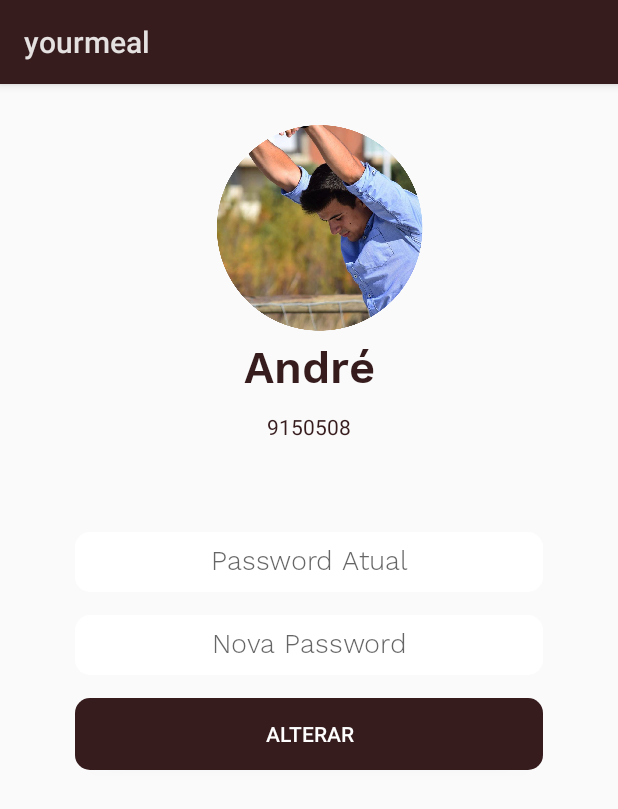
After one commit to andregouveia8/yourmeal, an Android app: the ChangeProfileActivity screen opened directly, with no data from a screen before it, on a phone screen of 412 x 824 dp. The commit adds this screen. Shown: the top 809 px of the screen. Run offline under Robolectric (Android 15) with nearby library versions, the phone set to English and light mode, and no system bars.

Commit message:
up
10/04/2018 - Manhã

```diff
--- a/app/src/main/AndroidManifest.xml
+++ b/app/src/main/AndroidManifest.xml
@@ -31,7 +31,8 @@
             android:label="@string/title_activity_reservation" />
         <activity
             android:name=".NoReservationActivity"
-            android:label="@string/title_activity_no_reservation"></activity>
+            android:label="@string/title_activity_no_reservation" />
+        <activity android:name=".ChangeProfileActivity"></activity>
     </application>
 
 </manifest>
--- /dev/null
+++ b/app/src/main/java/com/ym/yourmeal/ChangeProfileActivity.java
@@ -0,0 +1,13 @@
+package com.ym.yourmeal;
+
+import android.support.v7.app.AppCompatActivity;
+import android.os.Bundle;
+
+public class ChangeProfileActivity extends AppCompatActivity {
+
+    @Override
+    protected void onCreate(Bundle savedInstanceState) {
+        super.onCreate(savedInstanceState);
+        setContentView(R.layout.activity_change_profile);
+    }
+}
--- a/app/src/main/java/com/ym/yourmeal/LoginActivity.java
+++ b/app/src/main/java/com/ym/yourmeal/LoginActivity.java
@@ -31,8 +31,8 @@ public class LoginActivity extends AppCompatActivity {
         super.onCreate(savedInstanceState);
         setContentView(R.layout.activity_login);
 
-        txtemail = findViewById(R.id.txtEmail_Login);
-        txtpassword = findViewById(R.id.txtPassword_Login);
+        txtemail = findViewById(R.id.txtPassword_Atual);
+        txtpassword = findViewById(R.id.txtPassword_Nova);
 
         mAuth = FirebaseAuth.getInstance();
 
--- /dev/null
+++ b/app/src/main/res/layout/activity_change_profile.xml
@@ -0,0 +1,87 @@
+<?xml version="1.0" encoding="utf-8"?>
+<android.support.constraint.ConstraintLayout xmlns:android="http://schemas.android.com/apk/res/android"
+    xmlns:app="http://schemas.android.com/apk/res-auto"
+    xmlns:tools="http://schemas.android.com/tools"
+    android:layout_width="match_parent"
+    android:layout_height="match_parent"
+    tools:background="@color/BackgroundColor"
+    tools:context="com.ym.yourmeal.ChangeProfileActivity">
+
+    <LinearLayout
+        android:layout_width="match_parent"
+        android:layout_height="match_parent"
+        android:orientation="vertical">
+
+        <ImageView
+            android:id="@+id/imageView4"
+            android:layout_width="match_parent"
+            android:layout_height="156dp"
+            android:layout_marginLeft="40dp"
+            android:layout_marginRight="40dp"
+            android:layout_marginTop="15dp"
+            app:srcCompat="@drawable/imgperfil" />
+
+        <TextView
+            android:id="@+id/textView2"
+            android:layout_width="match_parent"
+            android:layout_height="47dp"
+            android:fontFamily="@font/worksanssemibold"
+            android:text="André"
+            android:textAlignment="center"
+            android:textColor="@color/MarromColor1"
+            android:textSize="30sp" />
+
+        <TextView
+            android:id="@+id/textView3"
+            android:layout_width="match_parent"
+            android:layout_height="20dp"
+            android:text="9150508"
+            android:layout_marginBottom="50dp"
+            android:textAlignment="center"
+            android:textColor="@color/MarromColor1" />
+
+        <EditText
+            android:id="@+id/txtPassword_Atual"
+            android:layout_width="match_parent"
+            android:layout_height="40dp"
+            android:background="@drawable/inputlogin"
+            android:ems="10"
+            android:fontFamily="@font/worksanslight"
+            android:layout_marginLeft="50dp"
+            android:layout_marginRight="50dp"
+            android:layout_marginBottom="15dp"
+            android:layout_marginTop="10dp"
+            android:hint="Password Atual"
+            android:inputType="textEmailAddress"
+            android:textAlignment="center"
+            tools:layout_editor_absoluteX="85dp"
+            tools:layout_editor_absoluteY="284dp" />
+
+        <EditText
+            android:id="@+id/txtPassword_Nova"
+            android:layout_width="match_parent"
+            android:layout_height="40dp"
+            android:background="@drawable/inputlogin"
+            android:ems="10"
+            android:layout_marginLeft="50dp"
+            android:layout_marginRight="50dp"
+            android:layout_marginBottom="15dp"
+            android:fontFamily="@font/worksanslight"
+            android:hint="Nova Password"
+            android:inputType="textPassword"
+            android:textAlignment="center" />
+
+        <Button
+            android:id="@+id/btnAlterarPassword"
+            android:layout_width="match_parent"
+            android:layout_height="wrap_content"
+            android:layout_marginBottom="15dp"
+            android:layout_marginLeft="50dp"
+            android:layout_marginRight="50dp"
+            android:background="@drawable/buttonstyle1"
+            android:text="Alterar"
+            android:textColor="@color/WhiteColor" />
+
+    </LinearLayout>
+
+</android.support.constraint.ConstraintLayout>
--- a/app/src/main/res/layout/activity_employee.xml
+++ b/app/src/main/res/layout/activity_employee.xml
@@ -13,7 +13,7 @@
         android:layout_width="match_parent"
         android:layout_height="wrap_content"
         android:paddingTop="@dimen/appbar_padding_top"
-        android:theme="@style/AppTheme.AppBarOverlay">
+        android:theme="@style/AppTheme">
 
         <android.support.design.widget.TabLayout
             android:id="@+id/tabs"
--- a/app/src/main/res/layout/activity_main.xml
+++ b/app/src/main/res/layout/activity_main.xml
@@ -4,6 +4,7 @@
     xmlns:tools="http://schemas.android.com/tools"
     android:layout_width="match_parent"
     android:layout_height="match_parent"
+    android:theme="@style/AppTheme"
     android:background="@color/MarromColor1"
     tools:context="com.ym.yourmeal.MainActivity">
 
```
Also changed, not shown: app/src/main/java/com/ym/yourmeal/ProfileActivity.java (+19 -0 lines), app/src/main/res/layout/activity_login.xml (+9 -7 lines), app/src/main/res/layout/activity_meal.xml (+5 -2 lines), app/src/main/res/layout/tab1_fragment.xml (+7 -7 lines), app/src/main/res/layout/tab2_fragment.xml (+4 -4 lines), app/src/main/res/values/styles.xml (+1 -20 lines).
